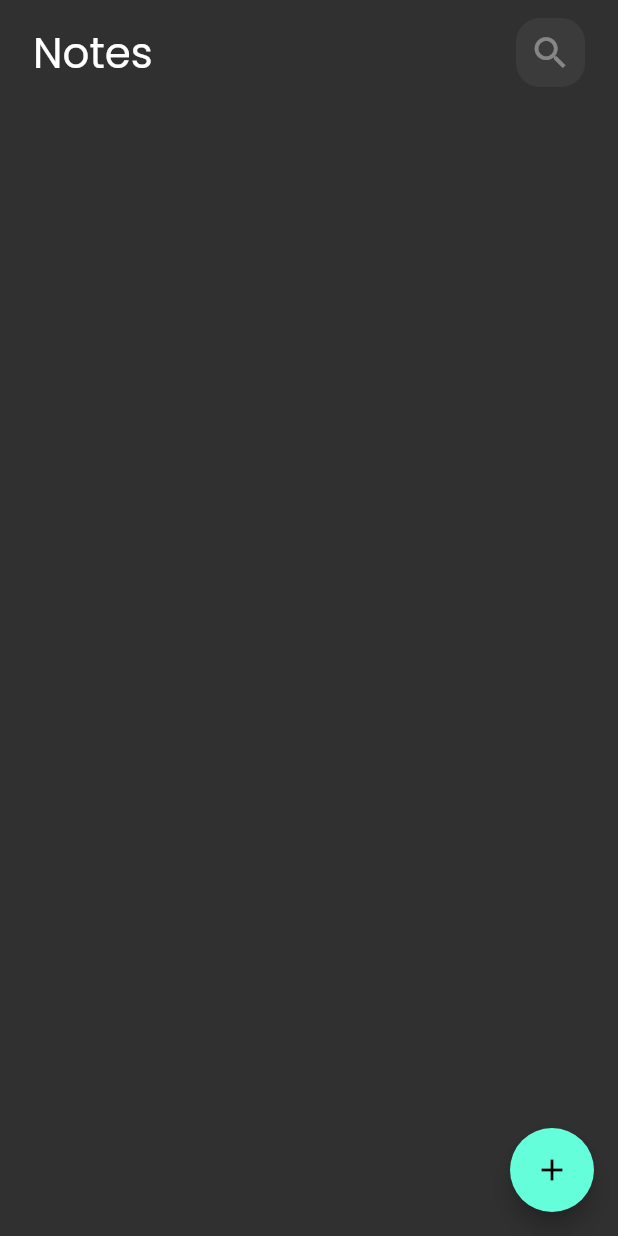
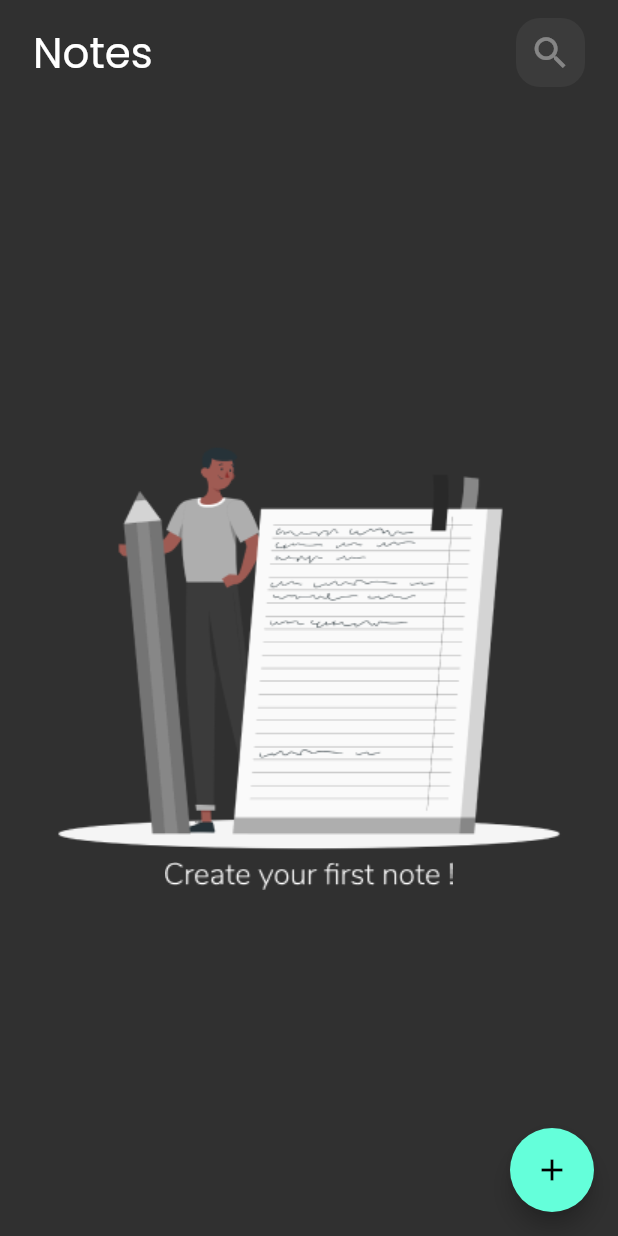
Before and after one commit to AB-Rhman/Notes-App, a Flutter app: the screen it shows after launch, on a phone screen of 412 x 824 dp. Run offline on Flutter 3.47's test engine with Material 2 defaults, Android fonts, the phone set to English and light mode, and no system bars; our stand-ins replace bloc, flutter_bloc, hive, hive_flutter; accounts and stored records are empty.

Commit message:
add empty notes screen and assets

```diff
--- /dev/null
+++ b/lib/views/widgets/empty_note_list_body.dart
@@ -0,0 +1,18 @@
+import 'package:flutter/material.dart';
+
+class EmptyNotesListWidget extends StatelessWidget {
+  const EmptyNotesListWidget({Key? key}) : super(key: key);
+
+  @override
+  Widget build(BuildContext context) {
+    return SizedBox(
+      child: Column(
+        mainAxisAlignment: MainAxisAlignment.center,
+        children: [
+          Image.asset('assets/images/NoteListEmpty.png'),
+          Image.asset('assets/images/createTest.png'),
+        ],
+      ),
+    );
+  }
+}
--- a/lib/views/widgets/notes_list_view.dart
+++ b/lib/views/widgets/notes_list_view.dart
@@ -3,6 +3,7 @@ import 'package:flutter_bloc/flutter_bloc.dart';
 import 'package:notes_app/cubits/notes_cubit/notes_cubit.dart';
 import 'package:notes_app/models/note_model.dart';
 import 'custom_note_item.dart';
+import 'empty_note_list_body.dart';
 
 class NotesListView extends StatelessWidget {
   const NotesListView({Key? key}) : super(key: key);
@@ -12,7 +13,7 @@ class NotesListView extends StatelessWidget {
     return BlocBuilder<NotesCubit, NotesState>(
       builder: (context, state) {
         List<NoteModel> notes = BlocProvider.of<NotesCubit>(context).notes !;
-        return ListView.builder(
+        return notes.isEmpty ? const EmptyNotesListWidget() : ListView.builder(
           itemCount: notes.length,
             padding: EdgeInsets.zero,
             itemBuilder: (ctx, index) {
--- a/pubspec.yaml
+++ b/pubspec.yaml
@@ -68,9 +68,9 @@ flutter:
   uses-material-design: true
 
   # To add assets to your application, add an assets section, like this:
-  # assets:
-  #   - images/a_dot_burr.jpeg
-  #   - images/a_dot_ham.jpeg
+  assets:
+    - assets/images/
+    - assets/icons/
 
   # An image asset can refer to one or more resolution-specific "variants", see
   # https://flutter.dev/assets-and-images/#resolution-aware
```
Also changed, not shown: assets/icons/NotesAppMainIcon.png (added), assets/images/NoteListEmpty.png (added), assets/images/createTest.png (added), assets/images/notFindingOn Search.png (added), pubspec.lock.
